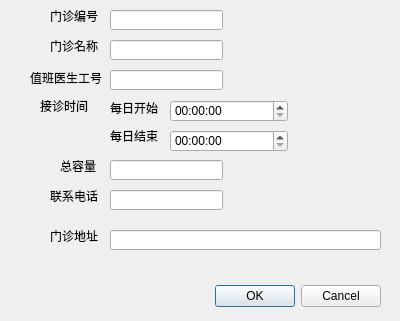
Above: departmenteditdialog.ui from QZero233/QTHospitalManager before the change. Below: the same form after it.
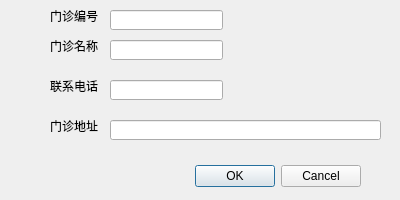
That is the form after the change.

The edit to the form file:
```diff
--- a/departmenteditdialog.ui
+++ b/departmenteditdialog.ui
@@ -7,7 +7,7 @@
     <x>0</x>
     <y>0</y>
     <width>400</width>
-    <height>321</height>
+    <height>200</height>
    </rect>
   </property>
   <property name="windowTitle">
@@ -16,8 +16,8 @@
   <widget class="QDialogButtonBox" name="buttonBox">
    <property name="geometry">
     <rect>
-     <x>40</x>
-     <y>280</y>
+     <x>20</x>
+     <y>160</y>
      <width>341</width>
      <height>32</height>
     </rect>
@@ -75,116 +75,11 @@
     </rect>
    </property>
   </widget>
-  <widget class="QLabel" name="label_3">
-   <property name="geometry">
-    <rect>
-     <x>30</x>
-     <y>70</y>
-     <width>81</width>
-     <height>16</height>
-    </rect>
-   </property>
-   <property name="text">
-    <string>值班医生工号</string>
-   </property>
-  </widget>
-  <widget class="QLineEdit" name="lineEdit_id_doctor">
-   <property name="geometry">
-    <rect>
-     <x>110</x>
-     <y>70</y>
-     <width>113</width>
-     <height>20</height>
-    </rect>
-   </property>
-  </widget>
-  <widget class="QLabel" name="label_4">
-   <property name="geometry">
-    <rect>
-     <x>40</x>
-     <y>100</y>
-     <width>54</width>
-     <height>12</height>
-    </rect>
-   </property>
-   <property name="text">
-    <string>接诊时间</string>
-   </property>
-  </widget>
-  <widget class="QLabel" name="label_5">
-   <property name="geometry">
-    <rect>
-     <x>110</x>
-     <y>100</y>
-     <width>51</width>
-     <height>16</height>
-    </rect>
-   </property>
-   <property name="text">
-    <string>每日开始</string>
-   </property>
-  </widget>
-  <widget class="QTimeEdit" name="timeEdit_start">
-   <property name="geometry">
-    <rect>
-     <x>170</x>
-     <y>100</y>
-     <width>118</width>
-     <height>22</height>
-    </rect>
-   </property>
-  </widget>
-  <widget class="QLabel" name="label_6">
-   <property name="geometry">
-    <rect>
-     <x>110</x>
-     <y>130</y>
-     <width>54</width>
-     <height>12</height>
-    </rect>
-   </property>
-   <property name="text">
-    <string>每日结束</string>
-   </property>
-  </widget>
-  <widget class="QTimeEdit" name="timeEdit_end">
-   <property name="geometry">
-    <rect>
-     <x>170</x>
-     <y>130</y>
-     <width>118</width>
-     <height>22</height>
-    </rect>
-   </property>
-  </widget>
-  <widget class="QLabel" name="label_7">
-   <property name="geometry">
-    <rect>
-     <x>60</x>
-     <y>160</y>
-     <width>54</width>
-     <height>12</height>
-    </rect>
-   </property>
-   <property name="text">
-    <string>总容量</string>
-   </property>
-  </widget>
-  <widget class="QLineEdit" name="lineEdit_capacity">
-   <property name="geometry">
-    <rect>
-     <x>110</x>
-     <y>160</y>
-     <width>113</width>
-     <height>20</height>
-    </rect>
-   </property>
-  </widget>
   <widget class="QLabel" name="label_8">
    <property name="geometry">
     <rect>
      <x>50</x>
-     <y>230</y>
+     <y>120</y>
      <width>54</width>
      <height>12</height>
     </rect>
@@ -197,7 +92,7 @@
    <property name="geometry">
     <rect>
      <x>110</x>
-     <y>190</y>
+     <y>80</y>
      <width>113</width>
      <height>20</height>
     </rect>
@@ -207,7 +102,7 @@
    <property name="geometry">
     <rect>
      <x>50</x>
-     <y>190</y>
+     <y>80</y>
      <width>54</width>
      <height>12</height>
     </rect>
@@ -220,7 +115,7 @@
    <property name="geometry">
     <rect>
      <x>110</x>
-     <y>230</y>
+     <y>120</y>
      <width>271</width>
      <height>20</height>
     </rect>
```
